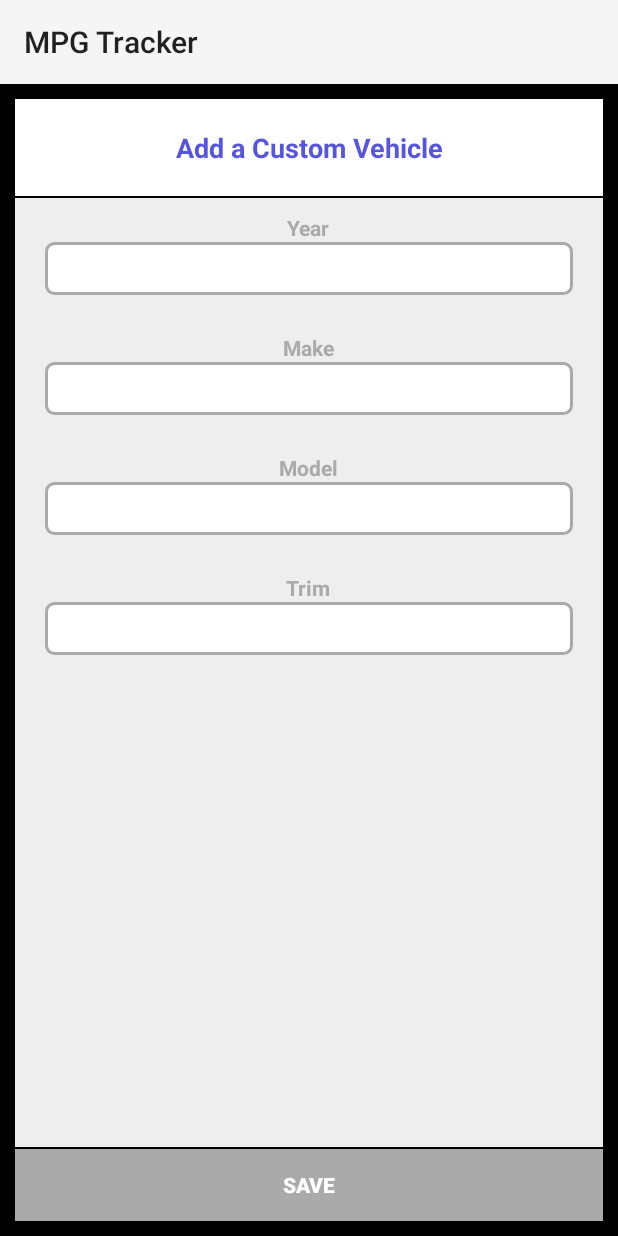
After one commit to alphonzo79/MPG_Tracker, an Android app: the fragment CustomVehicleFragment shown on its own in the app's theme, on a phone screen of 412 x 824 dp. The commit adds this screen. Run offline under Robolectric (Android 15) with nearby library versions, the phone set to English and light mode, and no system bars.

Commit message:
Custom Vehicles framgnet in place

```diff
--- /dev/null
+++ b/MpgTracker_Android/src/main/java/com/androidmpgtracker/fragment/CustomVehicleFragment.java
@@ -0,0 +1,153 @@
+package com.androidmpgtracker.fragment;
+
+import android.app.Activity;
+import android.os.Bundle;
+import android.support.v4.app.Fragment;
+import android.text.Editable;
+import android.text.TextWatcher;
+import android.view.LayoutInflater;
+import android.view.View;
+import android.view.ViewGroup;
+import android.widget.Button;
+import android.widget.EditText;
+import android.widget.Spinner;
+import android.widget.TextView;
+import android.widget.Toast;
+
+import com.androidmpgtracker.R;
+import com.androidmpgtracker.adapter.MakeAdapter;
+import com.androidmpgtracker.adapter.ModelAdapter;
+import com.androidmpgtracker.adapter.TrimAdapter;
+import com.androidmpgtracker.adapter.YearAdapter;
+import com.androidmpgtracker.data.dao.VehiclesDao;
+import com.androidmpgtracker.data.entities.Vehicle;
+
+public class CustomVehicleFragment extends Fragment implements View.OnClickListener, TextWatcher {
+    private Vehicle vehicle;
+    private View root;
+
+    private EditText yearInput;
+    private EditText makeInput;
+    private EditText modelInput;
+    private EditText trimInput;
+
+    private Activity activity;
+    private MpgFragmentListener listener;
+
+    private Button saveButton;
+
+    @Override
+    public void onAttach(Activity activity) {
+        super.onAttach(activity);
+        this.activity = activity;
+
+        if(activity instanceof MpgFragmentListener) {
+            listener = (MpgFragmentListener)activity;
+        }
+    }
+
+    @Override
+    public View onCreateView(LayoutInflater inflater, ViewGroup container, Bundle savedInstanceState) {
+        root = inflater.inflate(R.layout.fragment_custom_vehicle, null);
+
+        yearInput = (EditText)root.findViewById(R.id.year_input);
+        yearInput.addTextChangedListener(this);
+
+        makeInput = (EditText)root.findViewById(R.id.make_input);
+        makeInput.addTextChangedListener(this);
+
+        modelInput = (EditText)root.findViewById(R.id.model_input);
+        modelInput.addTextChangedListener(this);
+
+        trimInput = (EditText)root.findViewById(R.id.trim_input);
+        trimInput.addTextChangedListener(this);
+
+        saveButton = (Button)root.findViewById(R.id.save_car_button);
+        saveButton.setEnabled(false);
+
+        setupFields();
+
+        if(vehicle == null) {
+            vehicle = new Vehicle();
+        } else {
+            ((TextView) root.findViewById(R.id.header)).setText(R.string.edit_custom_vehicle_header);
+        }
+
+        return root;
+    }
+
+    private void setupFields() {
+        if(saveButton != null && vehicle != null) {
+            boolean enableButton = false;
+
+            if(vehicle.getYear() != null) {
+                yearInput.setText(String.valueOf(vehicle.getYear()));
+                enableButton = true;
+            }
+            if(vehicle.getMake() != null) {
+                makeInput.setText(vehicle.getMake());
+                enableButton = true;
+            }
+            if(vehicle.getModel() != null) {
+                modelInput.setText(vehicle.getModel());
+                enableButton = true;
+            }
+            if(vehicle.getTrim() != null) {
+                trimInput.setText(vehicle.getTrim());
+                enableButton = true;
+            }
+
+            saveButton.setEnabled(enableButton);
+        }
+    }
+
+    public void setVehicle(Vehicle vehicle) {
+        this.vehicle = vehicle;
+        if(vehicle == null) {
+            this.vehicle = new Vehicle();
+        } else if(root != null) {
+            ((TextView) root.findViewById(R.id.header)).setText(R.string.edit_custom_vehicle_header);
+        }
+
+        setupFields();
+    }
+
+    @Override
+    public void onClick(View view) {
+        switch(view.getId()) {
+            case R.id.save_car_button:
+                vehicle.setYear(Integer.valueOf(yearInput.getText().toString()));
+                vehicle.setMake(makeInput.getText().toString());
+                vehicle.setModel(modelInput.getText().toString());
+                vehicle.setTrim(trimInput.getText().toString());
+                vehicle.setIsCustom(true);
+
+                VehiclesDao dao = new VehiclesDao(activity);
+                if(dao.saveVehicle(vehicle)) {
+                    if(listener != null) {
+                        listener.killFragment();
+                    }
+                } else {
+                    Toast.makeText(activity, R.string.save_error, Toast.LENGTH_LONG).show();
+                }
+                break;
+        }
+    }
+
+    @Override
+    public void beforeTextChanged(CharSequence charSequence, int i, int i2, int i3) {
+        //do nothing
+    }
+
+    @Override
+    public void onTextChanged(CharSequence charSequence, int i, int i2, int i3) {
+        //do nothing
+    }
+
+    @Override
+    public void afterTextChanged(Editable editable) {
+        if(editable.length() > 0 && !saveButton.isEnabled()) {
+            saveButton.setEnabled(true);
+        }
+    }
+}
--- /dev/null
+++ b/MpgTracker_Android/src/main/java/com/androidmpgtracker/fragment/MpgFragmentListener.java
@@ -0,0 +1,5 @@
+package com.androidmpgtracker.fragment;
+
+public interface MpgFragmentListener {
+    public void killFragment();
+}
--- a/MpgTracker_Android/src/main/res/layout/fragment_custom_vehicle.xml
+++ b/MpgTracker_Android/src/main/res/layout/fragment_custom_vehicle.xml
@@ -1,7 +1,127 @@
 <?xml version="1.0" encoding="utf-8"?>
 
-<LinearLayout xmlns:android="http://schemas.android.com/apk/res/android"
-    android:orientation="vertical" android:layout_width="match_parent"
-    android:layout_height="match_parent">
+<RelativeLayout xmlns:android="http://schemas.android.com/apk/res/android"
+    android:orientation="vertical"
+    android:layout_width="match_parent"
+    android:layout_height="match_parent"
+    android:padding="10dp"
+    android:background="@color/black">
 
-</LinearLayout>
+    <TextView
+        android:id="@+id/header"
+        android:layout_width="fill_parent"
+        android:layout_height="wrap_content"
+        android:background="@color/white"
+        android:paddingTop="20dp"
+        android:paddingBottom="20dp"
+        android:gravity="center"
+        android:textStyle="bold"
+        android:text="@string/add_custom_vehicle_header"
+        android:textColor="@color/btn_enabled"
+        android:textSize="18sp" />
+
+    <Button
+        android:id="@+id/save_car_button"
+        android:layout_width="fill_parent"
+        android:layout_height="wrap_content"
+        android:layout_alignParentBottom="true"
+        android:background="@drawable/button_state_list"
+        android:text="@string/save"
+        android:textColor="@color/white"
+        android:textStyle="bold" />
+
+    <ScrollView
+        android:layout_width="match_parent"
+        android:layout_height="match_parent"
+        android:layout_above="@id/save_car_button"
+        android:layout_below="@id/header"
+        android:background="@color/light_grey"
+        android:layout_marginTop="1dp"
+        android:layout_marginBottom="1dp"
+        android:paddingTop="10dp"
+        android:paddingBottom="10dp">
+
+        <LinearLayout
+            android:layout_width="match_parent"
+            android:layout_height="wrap_content"
+            android:orientation="vertical"
+            android:gravity="center_horizontal"
+            android:paddingLeft="20dp"
+            android:paddingRight="20dp">
+
+            <TextView
+                android:layout_width="wrap_content"
+                android:layout_height="wrap_content"
+                android:textStyle="bold"
+                android:textSize="14sp"
+                android:textColor="@color/dark_grey"
+                android:text="@string/year"/>
+
+            <EditText
+                android:id="@+id/year_input"
+                android:layout_width="fill_parent"
+                android:layout_height="wrap_content"
+                android:padding="5dp"
+                android:background="@drawable/spinner_background"
+                android:inputType="number"
+                android:gravity="center"/>
+
+            <TextView
+                android:layout_width="wrap_content"
+                android:layout_height="wrap_content"
+                android:layout_marginTop="25dp"
+                android:textStyle="bold"
+                android:textSize="14sp"
+                android:textColor="@color/dark_grey"
+                android:text="@string/make"/>
+
+            <EditText
+                android:id="@+id/make_input"
+                android:layout_width="match_parent"
+                android:layout_height="wrap_content"
+                android:padding="5dp"
+                android:background="@drawable/spinner_background"
+                android:inputType="text"
+                android:gravity="center"/>
+
+            <TextView
+                android:layout_width="wrap_content"
+                android:layout_height="wrap_content"
+                android:layout_marginTop="25dp"
+                android:textStyle="bold"
+                android:textSize="14sp"
+                android:textColor="@color/dark_grey"
+                android:text="@string/model"/>
+
+            <EditText
+                android:id="@+id/model_input"
+                android:layout_width="match_parent"
+                android:layout_height="wrap_content"
+                android:padding="5dp"
+                android:background="@drawable/spinner_background"
+                android:inputType="text"
+                android:gravity="center"/>
+
+            <TextView
+                android:layout_width="wrap_content"
+                android:layout_height="wrap_content"
+                android:layout_marginTop="25dp"
+                android:textStyle="bold"
+                android:textSize="14sp"
+                android:textColor="@color/dark_grey"
+                android:text="@string/trim"/>
+
+            <EditText
+                android:id="@+id/trim_input"
+                android:layout_width="match_parent"
+                android:layout_height="wrap_content"
+                android:padding="5dp"
+                android:background="@drawable/spinner_background"
+                android:inputType="text"
+                android:gravity="center"/>
+
+        </LinearLayout>
+
+    </ScrollView>
+
+</RelativeLayout>
--- a/MpgTracker_Android/src/main/res/values/strings.xml
+++ b/MpgTracker_Android/src/main/res/values/strings.xml
@@ -10,6 +10,9 @@
     <string name="my_cars">My Vehicles</string>
     <string name="add_vehicle">+  Add A Vehicle</string>
     <string name="add_vehicle_header">Add A New Vehicle</string>
+    <string name="edit_vehicle_header">Edit Vehicle</string>
+    <string name="add_custom_vehicle_header">Add a Custom Vehicle</string>
+    <string name="edit_custom_vehicle_header">Edit Custom Vehicle</string>
     <string name="data_sharing">Data Sharing</string>
     <string name="share_data">Share Mileage Data</string>
     <string name="share_data_text">Share non-identifying data about your fill ups and help build a community database of information about each model of vehicle.</string>
@@ -24,6 +27,7 @@
     <string name="select">Select&#8230;</string>
 
     <string name="save">Save</string>
+    <string name="save_error">There was an error saving your vehicle. Please check your data and try again.</string>
     <string name="car_not_listed">My Car Isn\'t Listed</string>
     <string name="year">Year</string>
     <string name="year_error">Sorry, there are no results for the selected year.</string>
```
Also changed, not shown: MpgTracker_Android/src/main/java/com/androidmpgtracker/activity/SettingsActivity.java (+18 -1 lines), MpgTracker_Android/src/main/java/com/androidmpgtracker/fragment/FragmentAddEditVehicle.java (+32 -4 lines).
